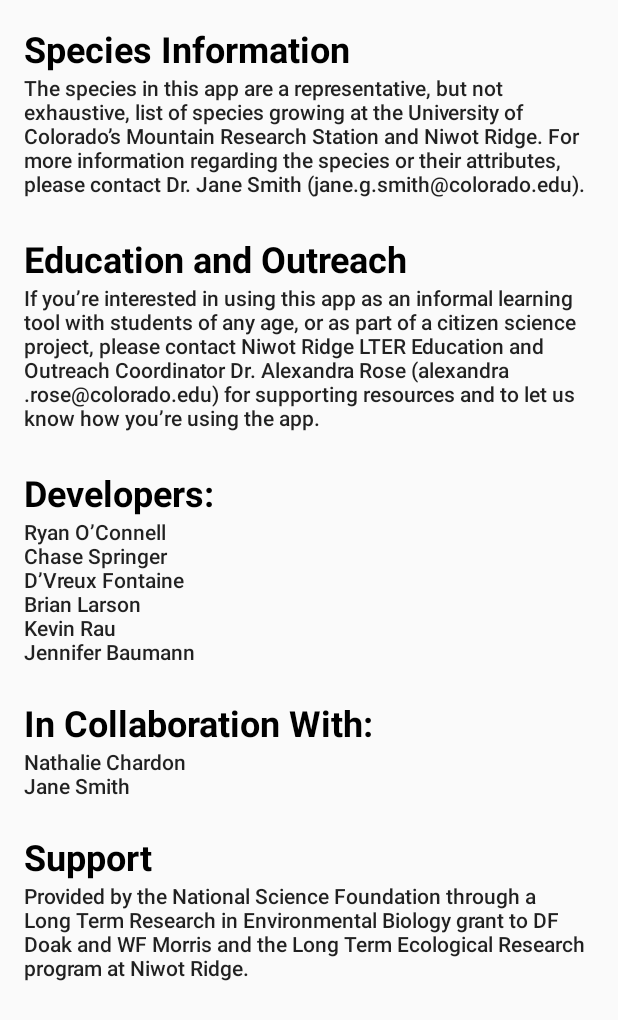
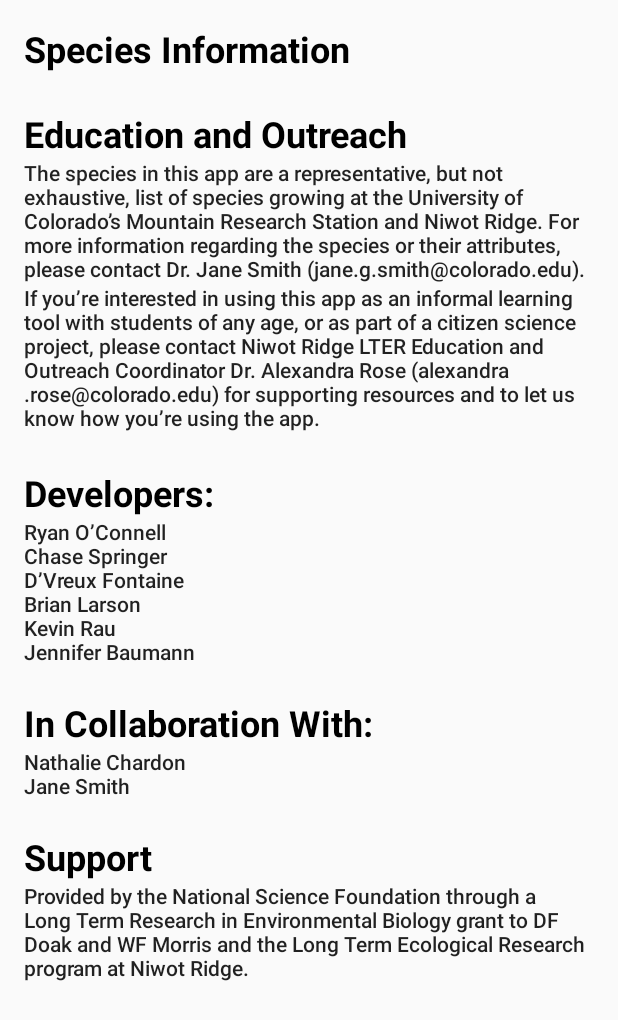
Before and after one commit to jeba1858/LuminousIDAndroid, an Android app: the layout activity_about.xml on its own in the app's theme, with its tools: preview values and no code run, on a phone screen of 412 x 824 dp. Shown: the top 1020 px of the screen. Run offline under Robolectric (Android 15) with nearby library versions, the phone set to English and light mode, and no system bars.

Commit message:
Changed the text colors to be more visible. Also fixed scroll view on About page.

```diff
--- a/app/src/main/java/com/luminousid/luminousid/Home_screen.java
+++ b/app/src/main/java/com/luminousid/luminousid/Home_screen.java
@@ -39,12 +39,6 @@
             loginStatus.setText("Guest");
             logoutButton.setText("Log-In/Sign-up");
         }
-
-
-        //test
-        System.out.println("FetchProvidersForEmailAsync on Jimdoe: " + FirebaseAuth.getInstance().fetchProvidersForEmail("jimdoe@yahoo.com"));
-        System.out.println("FetchProvidersForEmailAsync on nonexistant: " + FirebaseAuth.getInstance().fetchProvidersForEmail("jamdoe@yahoo.com"));
-
 
         if(FirebaseAuth.getInstance().getCurrentUser() != null){
             System.out.println("Currently signed in: " + FirebaseAuth.getInstance().getCurrentUser().getEmail());
--- a/app/src/main/res/layout/activity_about.xml
+++ b/app/src/main/res/layout/activity_about.xml
@@ -10,16 +10,24 @@
     android:paddingTop="@dimen/activity_vertical_margin"
     tools:context="com.luminousid.luminousid.About">
 
+    <ScrollView
+        android:layout_width="fill_parent"
+        android:layout_height="fill_parent"
+        android:fillViewport="true"
+        android:layout_alignParentLeft="true"
+        android:layout_alignParentStart="true">
+
+        <LinearLayout
+            android:layout_width="wrap_content"
+            android:layout_height="wrap_content"
+            android:orientation="vertical" >
+
             <TextView
                 android:text="Species Information"
                 android:layout_width="wrap_content"
                 android:layout_height="wrap_content"
-        android:layout_alignParentTop="true"
-        android:layout_alignParentLeft="true"
-        android:layout_alignParentStart="true"
                 android:id="@+id/textView2"
                 android:textAppearance="@style/TextAppearance.AppCompat.Display1"
-        android:fontFamily="sans-serif"
                 android:textSize="24sp"
                 android:textColor="@android:color/black"
                 android:textStyle="normal|bold" />
@@ -29,9 +37,6 @@
                 android:layout_width="wrap_content"
                 android:layout_height="wrap_content"
                 android:id="@+id/textView5"
-        android:layout_below="@+id/textView4"
-        android:layout_alignParentLeft="true"
-        android:layout_alignParentStart="true"
                 android:layout_marginTop="24dp"
                 android:textAppearance="@style/TextAppearance.AppCompat.Display1"
                 android:textSize="24sp"
@@ -46,18 +51,12 @@
                 android:textAppearance="@style/TextAppearance.AppCompat.Body2"
                 android:textSize="14sp"
                 android:textAlignment="viewStart"
-        android:layout_gravity="start"
-        android:layout_below="@+id/textView2"
-        android:layout_alignParentLeft="true"
-        android:layout_alignParentStart="true" />
+                android:layout_gravity="start" />
 
             <TextView
                 android:text="If you’re interested in using this app as an informal learning tool with students of any age, or as part of a citizen science project, please contact Niwot Ridge LTER Education and Outreach Coordinator Dr. Alexandra Rose (alexandra.rose@colorado.edu) for supporting resources and to let us know how you’re using the app."
                 android:layout_width="wrap_content"
                 android:layout_height="wrap_content"
-        android:layout_below="@+id/textView5"
-        android:layout_alignParentLeft="true"
-        android:layout_alignParentStart="true"
                 android:id="@+id/textView6"
                 android:textAppearance="@style/TextAppearance.AppCompat.Body2" />
 
@@ -68,21 +67,14 @@
                 android:layout_marginTop="24dp"
                 android:id="@+id/textView7"
                 android:textAppearance="@style/TextAppearance.AppCompat.Display1"
-        android:fontFamily="sans-serif"
                 android:textSize="24sp"
                 android:textColor="@android:color/black"
-        android:textStyle="normal|bold"
-        android:layout_below="@+id/textView6"
-        android:layout_alignParentLeft="true"
-        android:layout_alignParentStart="true" />
+                android:textStyle="normal|bold" />
 
             <TextView
                 android:text="Ryan O’Connell \nChase Springer\nD’Vreux Fontaine\nBrian Larson\nKevin Rau\nJennifer Baumann "
                 android:layout_width="wrap_content"
                 android:layout_height="wrap_content"
-        android:layout_below="@+id/textView7"
-        android:layout_alignParentLeft="true"
-        android:layout_alignParentStart="true"
                 android:id="@+id/textView8"
                 android:textAppearance="@style/TextAppearance.AppCompat.Body2" />
 
@@ -95,9 +87,6 @@
                 android:textSize="24sp"
                 android:textColor="@android:color/black"
                 android:textStyle="normal|bold"
-        android:layout_below="@+id/textView8"
-        android:layout_alignParentLeft="true"
-        android:layout_alignParentStart="true"
                 android:layout_marginTop="21dp" />
 
 
@@ -106,23 +95,7 @@
                 android:layout_width="wrap_content"
                 android:layout_height="wrap_content"
                 android:id="@+id/textView11"
-        android:textAppearance="@style/TextAppearance.AppCompat.Body2"
-        android:layout_below="@+id/textView9"
-        android:layout_alignParentLeft="true"
-        android:layout_alignParentStart="true" />
-
-    <ScrollView
-        android:layout_width="match_parent"
-        android:layout_height="match_parent"
-        android:layout_alignParentTop="true"
-        android:layout_alignParentLeft="true"
-        android:layout_alignParentStart="true">
-
-        <LinearLayout
-            android:layout_width="match_parent"
-            android:layout_height="wrap_content"
-            android:orientation="vertical" />
-    </ScrollView>
+                android:textAppearance="@style/TextAppearance.AppCompat.Body2" />
 
             <TextView
                 android:text="Support"
@@ -133,19 +106,18 @@
                 android:textSize="24sp"
                 android:textStyle="normal|bold"
                 android:textColor="@android:color/black"
-        android:layout_marginTop="21dp"
-        android:layout_below="@+id/textView11"
-        android:layout_alignParentLeft="true"
-        android:layout_alignParentStart="true" />
+                android:layout_marginTop="21dp" />
 
             <TextView
                 android:text="Provided by the National Science Foundation through a Long Term Research in Environmental Biology grant to DF Doak and WF Morris and the Long Term Ecological Research program at Niwot Ridge. "
                 android:layout_width="wrap_content"
                 android:layout_height="wrap_content"
-        android:layout_below="@+id/textView12"
-        android:layout_alignParentLeft="true"
-        android:layout_alignParentStart="true"
                 android:id="@+id/textView13"
                 android:textAppearance="@style/TextAppearance.AppCompat.Body2" />
 
+
+        </LinearLayout>
+
+    </ScrollView>
+
 </RelativeLayout>
--- a/app/src/main/res/layout/activity_login.xml
+++ b/app/src/main/res/layout/activity_login.xml
@@ -37,6 +37,8 @@
 
                 <AutoCompleteTextView
                     android:id="@+id/email"
+                    android:backgroundTint="@android:color/white"
+                    android:textColor="@android:color/white"
                     android:layout_width="match_parent"
                     android:layout_height="wrap_content"
                     android:hint="@string/prompt_email"
@@ -52,6 +54,8 @@
 
                 <EditText
                     android:id="@+id/password"
+                    android:backgroundTint="@android:color/white"
+                    android:textColor="@android:color/white"
                     android:layout_width="match_parent"
                     android:layout_height="wrap_content"
                     android:hint="@string/prompt_password"
--- a/app/src/main/res/layout/activity_sign_up.xml
+++ b/app/src/main/res/layout/activity_sign_up.xml
@@ -28,6 +28,8 @@
         android:inputType="textEmailAddress"
         android:ems="10"
         android:id="@+id/useremailText"
+        android:backgroundTint="@android:color/white"
+        android:textColor="@android:color/white"
         android:hint="Email"
         android:layout_marginBottom="66dp"
         android:layout_above="@+id/userpassword1"
@@ -40,6 +42,8 @@
         android:inputType="textPassword"
         android:ems="10"
         android:id="@+id/userpassword1"
+        android:backgroundTint="@android:color/white"
+        android:textColor="@android:color/white"
         android:hint="Password"
         android:layout_above="@+id/userpassword2"
         android:layout_centerHorizontal="true"
@@ -51,6 +55,8 @@
         android:inputType="textPassword"
         android:ems="10"
         android:id="@+id/userpassword2"
+        android:backgroundTint="@android:color/white"
+        android:textColor="@android:color/white"
         android:hint="Re-enter Password"
         android:layout_marginBottom="86dp"
         android:layout_above="@+id/createAccountButton"
--- a/app/src/main/res/values/styles.xml
+++ b/app/src/main/res/values/styles.xml
@@ -1,7 +1,7 @@
 <resources>
 
     <!-- Base application theme. -->
-    <style name="AppTheme" parent="Theme.AppCompat.Light.DarkActionBar">
+    <style name="AppTheme" parent="Theme.AppCompat.Light.NoActionBar">
         <!-- Customize your theme here. -->
         <item name="colorPrimary">@color/colorPrimary</item>
         <item name="colorPrimaryDark">@color/colorPrimaryDark</item>
```
Also changed, not shown: app/src/main/java/com/luminousid/luminousid/open_screen.java (+4 -54 lines), app/src/main/res/layout/activity_home_screen.xml (+7 -16 lines), app/src/main/assets/Snippet.ttf (added). Lines whose indentation alone changed are shown as unchanged.
